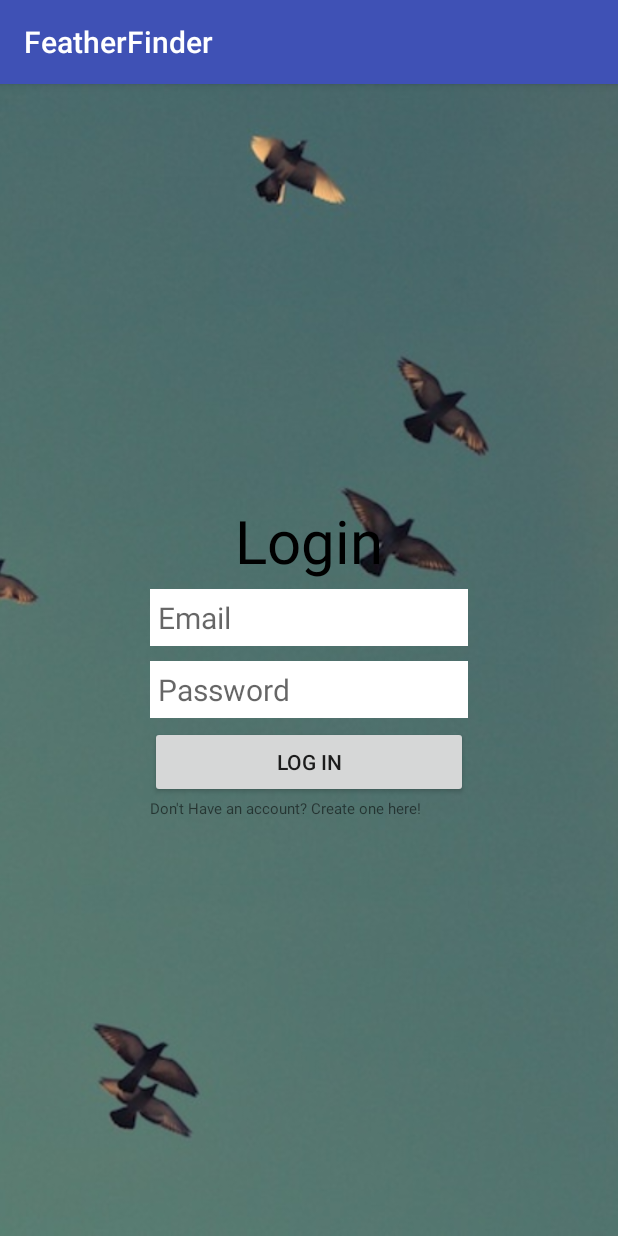
After one commit to SandroMateo/FeatherFinder, an Android app: the LoginActivity screen opened directly, with no data from a screen before it, on a phone screen of 412 x 824 dp. The commit adds this screen. Run offline under Robolectric (Android 15) with nearby library versions, the phone set to English and light mode, and no system bars; our stand-ins replace ButterKnife, Firebase (no records; nobody signed in at launch, a user with empty details on screens opened directly); 3 statements that could not run were skipped.

Commit message:
create layout for LoginActivity

```diff
--- /dev/null
+++ b/FeatherFinder/app/src/main/java/com/epicodus/featherfinder/ui/LoginActivity.java
@@ -0,0 +1,121 @@
+package com.epicodus.featherfinder.ui;
+
+import android.app.ProgressDialog;
+import android.content.Intent;
+import android.support.annotation.NonNull;
+import android.support.v7.app.AppCompatActivity;
+import android.os.Bundle;
+import android.view.View;
+import android.widget.Button;
+import android.widget.EditText;
+import android.widget.TextView;
+import android.widget.Toast;
+
+import com.epicodus.featherfinder.R;
+import com.google.android.gms.tasks.OnCompleteListener;
+import com.google.android.gms.tasks.Task;
+import com.google.firebase.auth.AuthResult;
+import com.google.firebase.auth.FirebaseAuth;
+import com.google.firebase.auth.FirebaseUser;
+
+import butterknife.Bind;
+import butterknife.ButterKnife;
+
+public class LoginActivity extends AppCompatActivity {
+    public static final String TAG = LoginActivity.class.getSimpleName();
+
+    @Bind(R.id.passwordLoginButton) Button mPasswordLoginButton;
+    @Bind(R.id.emailEditText) EditText mEmailEditText;
+    @Bind(R.id.passwordEditText) EditText mPasswordEditText;
+    @Bind(R.id.registerTextView) TextView mRegisterTextView;
+
+    private FirebaseAuth mAuth;
+    private FirebaseAuth.AuthStateListener mAuthListener;
+    private ProgressDialog mAuthProgressDialog;
+
+    protected void onCreate(Bundle savedInstanceState) {
+        super.onCreate(savedInstanceState);
+        setContentView(R.layout.activity_login);
+        ButterKnife.bind(this);
+
+        mAuth = FirebaseAuth.getInstance();
+
+        mRegisterTextView.setOnClickListener(this);
+        mPasswordLoginButton.setOnClickListener(this);
+
+        createAuthProgressDialog();
+
+        mAuthListener = new FirebaseAuth.AuthStateListener() {
+            @Override
+            public void onAuthStateChanged(@NonNull FirebaseAuth firebaseAuth) {
+                FirebaseUser user = mAuth.getCurrentUser();
+                if(user != null) {
+                    Intent intent = new Intent(LoginActivity.this, MainActivity.class);
+                    intent.setFlags(Intent.FLAG_ACTIVITY_NEW_TASK | Intent.FLAG_ACTIVITY_CLEAR_TASK);
+                    startActivity(intent);
+                    finish();
+                }
+            }
+        };
+    }
+
+    @Override
+    public void onStart() {
+        super.onStart();
+        mAuth.addAuthStateListener(mAuthListener);
+    }
+
+    @Override
+    public void onStop() {
+        super.onStop();
+        if(mAuthListener != null) {
+            mAuth.removeAuthStateListener(mAuthListener);
+        }
+    }
+
+    @Override
+    public void onClick(View v) {
+        if(v == mPasswordLoginButton) {
+            loginWithPassword();
+        } else if(v == mRegisterTextView) {
+            Intent intent = new Intent(LoginActivity.this, CreateAccountActivity.class);
+            startActivity(intent);
+            finish();
+        }
+    }
+
+    private void loginWithPassword() {
+        String email = mEmailEditText.getText().toString().trim();
+        String password = mPasswordEditText.getText().toString().trim();
+        if(email.equals("")) {
+            mEmailEditText.setError("Please enter your email.");
+            return;
+        }
+        if(password.equals("")) {
+            mPasswordEditText.setError("Please enter your password.");
+            return;
+        }
+
+        mAuthProgressDialog.show();
+
+        mAuth.signInWithEmailAndPassword(email, password)
+                .addOnCompleteListener(new OnCompleteListener<AuthResult>() {
+                    @Override
+                    public void onComplete(@NonNull Task<AuthResult> task) {
+                        mAuthProgressDialog.dismiss();
+                        if(!task.isSuccessful()) {
+                            Toast.makeText(LoginActivity.this, "Authentication failed.", Toast.LENGTH_SHORT).show();
+                        }
+                    }
+                });
+    }
+
+    private void createAuthProgressDialog() {
+        mAuthProgressDialog = new ProgressDialog(this);
+        mAuthProgressDialog.setTitle("Loading...");
+        mAuthProgressDialog.setMessage("Authenticating with Firebase...");
+        mAuthProgressDialog.setCancelable(false);
+    }
+
+
+}
--- a/FeatherFinder/app/src/main/java/com/epicodus/featherfinder/ui/MainActivity.java
+++ b/FeatherFinder/app/src/main/java/com/epicodus/featherfinder/ui/MainActivity.java
@@ -1,7 +1,9 @@
-package com.epicodus.featherfinder;
+package com.epicodus.featherfinder.ui;
 
 import android.support.v7.app.AppCompatActivity;
 import android.os.Bundle;
+
+import com.epicodus.featherfinder.R;
 
 public class MainActivity extends AppCompatActivity {
 
--- /dev/null
+++ b/FeatherFinder/app/src/main/res/layout/activity_login.xml
@@ -0,0 +1,74 @@
+<?xml version="1.0" encoding="utf-8"?>
+<RelativeLayout xmlns:android="http://schemas.android.com/apk/res/android"
+    xmlns:app="http://schemas.android.com/apk/res-auto"
+    xmlns:tools="http://schemas.android.com/tools"
+    android:id="@+id/activity_login"
+    android:layout_width="match_parent"
+    android:layout_height="match_parent"
+    tools:context="com.epicodus.featherfinder.ui.LoginActivity">
+
+    <ImageView
+        android:layout_width="match_parent"
+        android:layout_height="match_parent"
+        android:scaleType="centerCrop"
+        app:srcCompat="@drawable/background1"
+        android:layout_alignParentTop="true"
+        android:layout_alignParentLeft="true"
+        android:layout_alignParentStart="true"
+        android:id="@+id/imageView" />
+
+    <LinearLayout
+        android:orientation="vertical"
+        android:layout_width="match_parent"
+        android:layout_height="wrap_content"
+        android:layout_centerHorizontal="true"
+        android:layout_centerVertical="true"
+        android:padding="100dp"
+        android:id="@+id/linearLayout">
+
+        <TextView
+            android:layout_width="match_parent"
+            android:layout_height="wrap_content"
+            android:text="Login"
+            android:textSize="40sp"
+            android:textAlignment="center"
+            android:textColor="@android:color/black"
+            android:layout_marginBottom="5dp"
+            android:id="@+id/loginTextView"/>
+
+        <EditText
+            android:layout_width="match_parent"
+            android:layout_height="wrap_content"
+            android:hint="Email"
+            android:id="@+id/emailEditText"
+            android:padding="5dp"
+            android:textSize="20sp"
+            android:layout_marginBottom="10dp"
+            android:background="@android:color/white"/>
+
+        <EditText
+            android:layout_width="match_parent"
+            android:layout_height="wrap_content"
+            android:hint="Password"
+            android:inputType="textPassword"
+            android:textSize="20sp"
+            android:padding="5dp"
+            android:layout_marginBottom="5dp"
+            android:id="@+id/passwordEditText"
+            android:background="@android:color/white"/>
+
+        <Button
+            android:layout_width="match_parent"
+            android:layout_height="wrap_content"
+            android:text="Log In"
+            android:padding="10dp"
+            android:id="@+id/passwordLoginButton"/>
+
+        <TextView
+            android:layout_width="wrap_content"
+            android:layout_height="wrap_content"
+            android:text="Don't Have an account? Create one here!"
+            android:textSize="10sp"
+            android:id="@+id/regisetTextView"/>
+    </LinearLayout>
+</RelativeLayout>
```
Also changed, not shown: FeatherFinder/app/src/main/AndroidManifest.xml (+7 -7 lines), FeatherFinder/app/src/main/java/com/epicodus/featherfinder/ui/CreateUserActivity.java (added, +182 -0 lines), FeatherFinder/app/src/main/res/layout/activity_create_user.xml (added, +13 -0 lines), FeatherFinder/app/src/main/res/drawable/background1.jpg (added).
